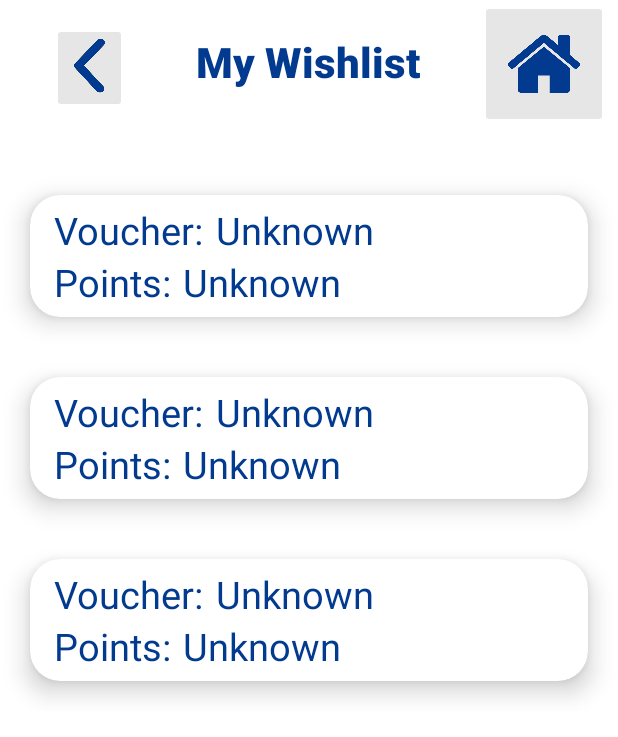
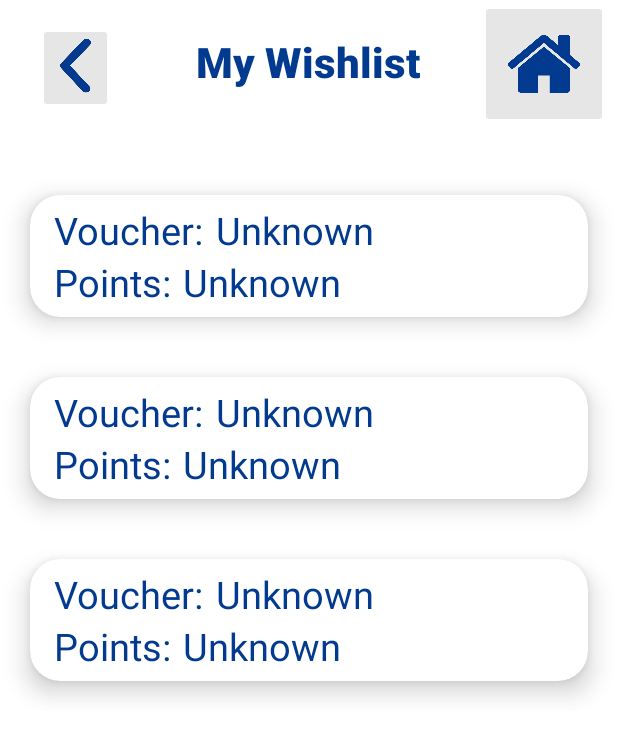
Before and after one commit to Gopher-Industries/Team-Eternals, an Android app: the layout fragment_mywishlist.xml on its own in the app's theme, with its tools: preview values and no code run, on a phone screen of 412 x 824 dp. Shown: the top 737 px of the screen. Run offline under Robolectric (Android 15) with nearby library versions, the phone set to English and light mode, and no system bars.

Commit message:
James Nemecek - Minor changes

```diff
--- a/app/src/main/res/layout/fragment_mywishlist.xml
+++ b/app/src/main/res/layout/fragment_mywishlist.xml
@@ -20,7 +20,7 @@
             android:backgroundTint="#E6E6E6"
             android:scaleType="fitCenter"
             android:src="@drawable/arrow"
-            app:layout_constraintHorizontal_bias="0.096"
+            app:layout_constraintHorizontal_bias="0.07"
             app:layout_constraintLeft_toLeftOf="parent"
             app:layout_constraintRight_toRightOf="parent"
             app:layout_constraintTop_toTopOf="parent" />
```
